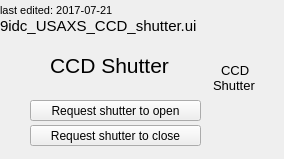
Before: the Qt Designer form usaxs/9idc_USAXS_CCD_shutter.ui in APS-USAXS/caQtDM-screens, drawn with Qt 5.
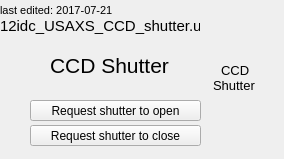
After: the same form once the commit is applied. Custom widgets are drawn as their Qt base class.

```diff
--- a/usaxs/9idc_USAXS_CCD_shutter.ui
+++ b/usaxs/9idc_USAXS_CCD_shutter.ui
@@ -335,7 +335,7 @@
     </font>
    </property>
    <property name="text">
-    <string>9idc_USAXS_CCD_shutter.ui</string>
+    <string>12idc_USAXS_CCD_shutter.ui</string>
    </property>
    <property name="alignment">
     <set>Qt::AlignAbsolute|Qt::AlignLeading|Qt::AlignLeft|Qt::AlignVCenter</set>
```
Left out of the diff: 10 changed lines with no effect on the pictures.
